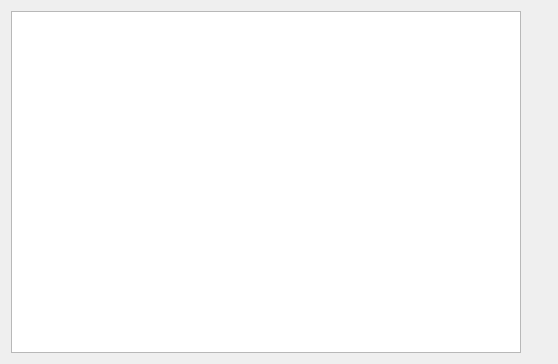
First picture: the form in wizard/ui/board_select.ui, repository imby/STM32VLDiscovery_BeRTOS, before the edit.
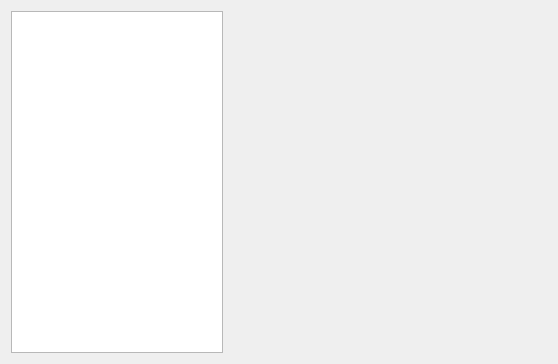
Second picture: the form after the edit.

What changed in the file:
```diff
--- a/wizard/ui/board_select.ui
+++ b/wizard/ui/board_select.ui
@@ -13,36 +13,45 @@
   <property name="windowTitle">
    <string>Form</string>
   </property>
-  <layout class="QHBoxLayout" name="horizontalLayout">
+  <layout class="QHBoxLayout" name="horizontalLayout" stretch="2,3">
    <item>
     <layout class="QVBoxLayout" name="verticalLayout_2">
      <item>
-      <widget class="QListWidget" name="boardList"/>
+      <widget class="QListWidget" name="boardList">
+       <property name="sizePolicy">
+        <sizepolicy hsizetype="Expanding" vsizetype="Expanding">
+         <horstretch>0</horstretch>
+         <verstretch>0</verstretch>
+        </sizepolicy>
+       </property>
+       <property name="minimumSize">
+        <size>
+         <width>150</width>
+         <height>0</height>
+        </size>
+       </property>
+       <property name="maximumSize">
+        <size>
+         <width>16777215</width>
+         <height>16777215</height>
+        </size>
+       </property>
+      </widget>
      </item>
     </layout>
    </item>
    <item>
-    <layout class="QVBoxLayout" name="verticalLayout">
+    <layout class="QVBoxLayout" name="verticalLayout" stretch="0,0">
      <item>
       <widget class="QLabel" name="imageLabel">
        <property name="text">
         <string/>
        </property>
+       <property name="wordWrap">
+        <bool>true</bool>
+       </property>
       </widget>
      </item>
-     <item>
-      <spacer name="verticalSpacer">
-       <property name="orientation">
-        <enum>Qt::Vertical</enum>
-       </property>
-       <property name="sizeHint" stdset="0">
-        <size>
-         <width>20</width>
-         <height>40</height>
-        </size>
-       </property>
-      </spacer>
-     </item>
      <item>
       <widget class="QLabel" name="descriptionLabel">
        <property name="text">
```
